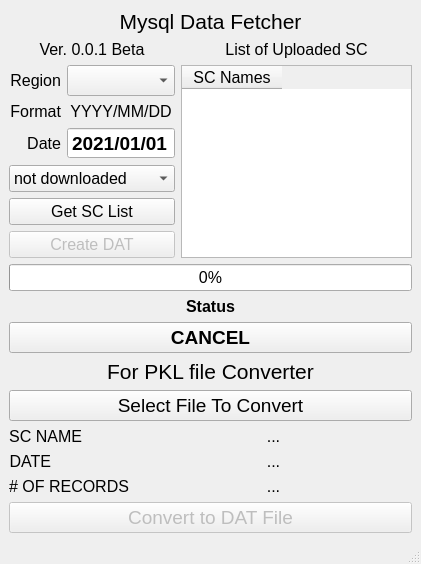
This is HRClient.ui in tekashifuta/pyqt5-finger-zkteco as Qt 5 draws it before an edit. The edited form follows.
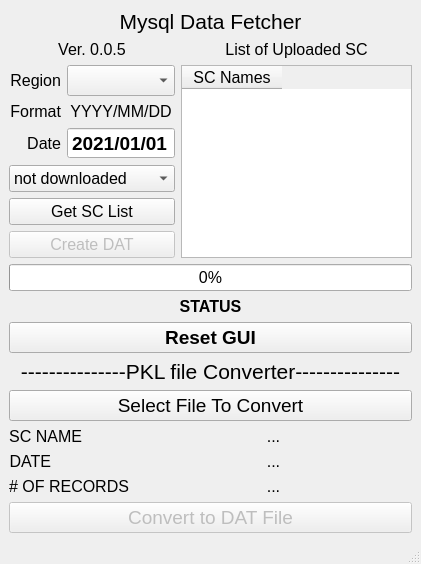
This is the edited form.

Diff of the .ui file:
```diff
--- a/HRClient.ui
+++ b/HRClient.ui
@@ -153,7 +153,7 @@
            </font>
           </property>
           <property name="text">
-           <string>For PKL file Converter</string>
+           <string>---------------PKL file Converter---------------</string>
           </property>
           <property name="alignment">
            <set>Qt::AlignCenter</set>
@@ -381,7 +381,7 @@
            </font>
           </property>
           <property name="text">
-           <string>Ver. 0.0.1 Beta</string>
+           <string>Ver. 0.0.5</string>
           </property>
           <property name="alignment">
            <set>Qt::AlignCenter</set>
@@ -433,7 +433,7 @@
          </font>
         </property>
         <property name="text">
-         <string>Status</string>
+         <string>STATUS</string>
         </property>
         <property name="alignment">
          <set>Qt::AlignCenter</set>
@@ -454,7 +454,7 @@
          </font>
         </property>
         <property name="text">
-         <string>CANCEL</string>
+         <string>Reset GUI</string>
         </property>
        </widget>
       </item>
```
Left out of the diff: 2 changed lines with no effect on the pictures.
